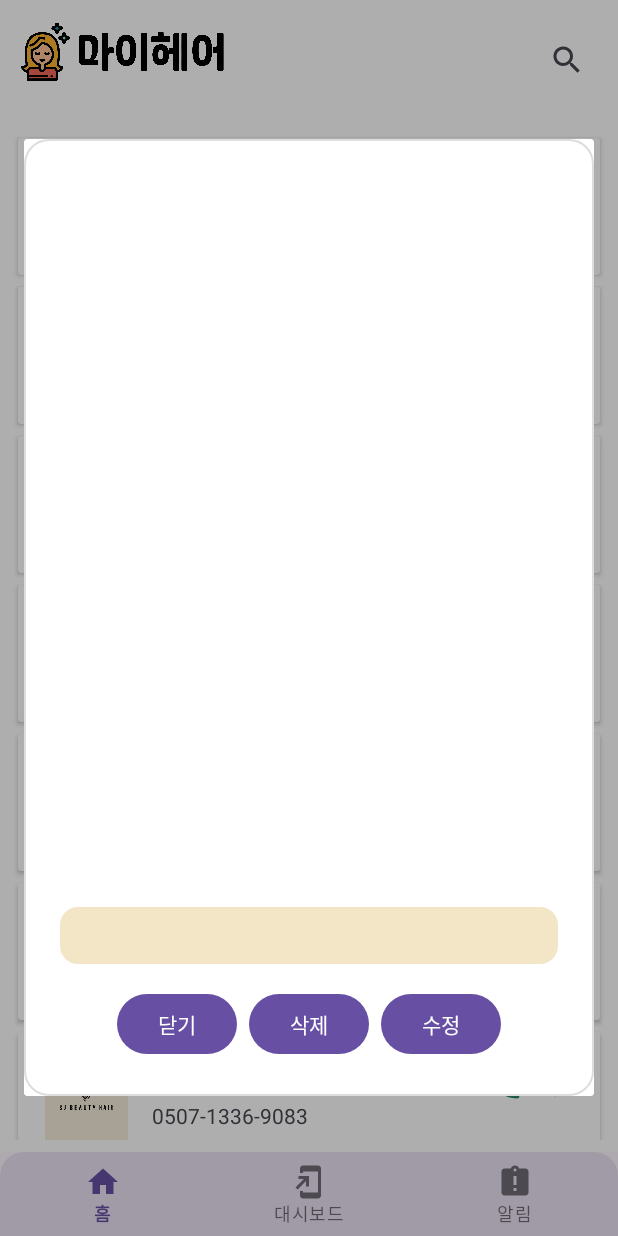
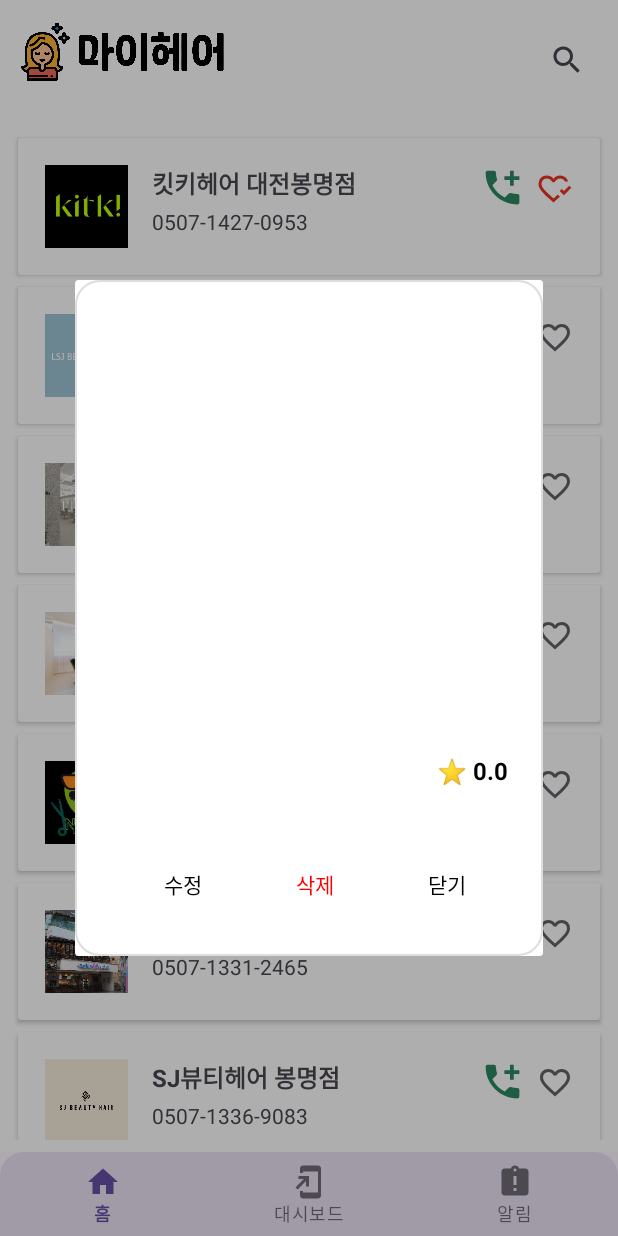
Before and after one commit to Ea3124/MadCamp1stWeek, an Android app: the fragment PhotoDialogFragment placed in its activity, on a phone screen of 412 x 824 dp. Run offline under Robolectric (Android 15) with nearby library versions, the phone set to English and light mode, and no system bars; our stand-ins replace data binding.

Commit message:
모달창 좀 수정

```diff
--- a/app/src/main/java/com/example/madcamp1stweek/DashboardFragment.kt
+++ b/app/src/main/java/com/example/madcamp1stweek/DashboardFragment.kt
@@ -39,10 +39,13 @@ class DashboardFragment : Fragment() {
         }
 
         adapter = GalleryAdapter(galleryItems) { photoUrl, description, rating, hairshopName, index ->
-            PhotoDialogFragment.newInstance(photoUrl, description, hairshopName, index).apply {
+            // rating을 포함한 인자 전달
+            PhotoDialogFragment.newInstance(photoUrl, description, hairshopName, rating, index).apply {
                 setTargetFragment(this@DashboardFragment, 0)
             }.show(parentFragmentManager, "PhotoDialog")
         }
+
+
 
 
         recyclerView.adapter = adapter
--- a/app/src/main/java/com/example/madcamp1stweek/PhotoDialogFragment.kt
+++ b/app/src/main/java/com/example/madcamp1stweek/PhotoDialogFragment.kt
@@ -24,6 +24,7 @@ class PhotoDialogFragment : DialogFragment() {
         val photoUrl = arguments?.getString(ARG_PHOTO_URL)
         val description = arguments?.getString(ARG_DESCRIPTION)
         val hairshopName = arguments?.getString(ARG_HAIRSHOP_NAME)
+        val rating = arguments?.getFloat(ARG_RATING) ?: 0f
 
         photoUrl?.let {
             Glide.with(this)
@@ -32,6 +33,8 @@ class PhotoDialogFragment : DialogFragment() {
         }
         binding.photoDescription.text = description
         binding.hairshopName.text = hairshopName
+        binding.photoRating.text = "⭐ ${rating}"
+
 
         // 닫기 버튼
         binding.closeButton.setOnClickListener {
@@ -81,19 +84,21 @@ class PhotoDialogFragment : DialogFragment() {
         private const val ARG_PHOTO_URL = "photoUrl"
         private const val ARG_DESCRIPTION = "description"
         private const val ARG_HAIRSHOP_NAME = "hairshopName"
+        private const val ARG_RATING = "rating" // 별점 추가
         private const val ARG_INDEX = "index"
 
-        fun newInstance(photoUrl: String, description: String, hairshopName: String, index: Int): PhotoDialogFragment {
-            Log.d("PhotoDialogFragment", "newInstance 호출됨. Index: $index")
+        fun newInstance(photoUrl: String, description: String, hairshopName: String, rating: Float, index: Int): PhotoDialogFragment {
             val fragment = PhotoDialogFragment()
             val args = Bundle()
             args.putString(ARG_PHOTO_URL, photoUrl)
             args.putString(ARG_DESCRIPTION, description)
             args.putString(ARG_HAIRSHOP_NAME, hairshopName)
-            args.putInt(ARG_INDEX, index) // 인덱스를 전달
+            args.putFloat(ARG_RATING, rating) // 별점 추가
+            args.putInt(ARG_INDEX, index)
             fragment.arguments = args
             return fragment
         }
     }
 
+
 }
--- a/app/src/main/res/layout/fragment_photo_dialog.xml
+++ b/app/src/main/res/layout/fragment_photo_dialog.xml
@@ -7,35 +7,53 @@
         android:padding="24dp"
         android:background="@drawable/rounded_dialog_background">
 
-
         <!-- 사진 이미지 -->
         <ImageView
             android:id="@+id/photoImageView"
-            android:layout_width="400dp"
-            android:layout_height="450dp"
+            android:layout_width="264dp"
+            android:layout_height="284dp"
             android:layout_weight="2"
             android:scaleType="centerCrop"
             android:contentDescription="사진 이미지" />
 
-        <!-- 미용실 이름 -->
-        <TextView
-            android:id="@+id/hairshopName"
+        <!-- 제목과 별점 영역 -->
+        <LinearLayout
             android:layout_width="match_parent"
             android:layout_height="wrap_content"
+            android:orientation="horizontal"
             android:layout_marginTop="8dp"
-            android:text="미용실 이름"
-            android:textSize="16sp"
-            android:textStyle="bold"
-            android:gravity="center" />
+            android:paddingHorizontal="0dp">
 
+            <!-- 미용실 이름 -->
+            <TextView
+                android:id="@+id/hairshopName"
+                android:layout_width="0dp"
+                android:layout_height="wrap_content"
+                android:layout_weight="1"
+                android:text="미용실 이름"
+                android:textSize="16sp"
+                android:textStyle="bold"
+                android:gravity="start" />
+
+            <!-- 별점 -->
+            <TextView
+                android:id="@+id/photoRating"
+                android:layout_width="wrap_content"
+                android:layout_height="wrap_content"
+                android:text="⭐ 0.0"
+                android:textSize="16sp"
+                android:textStyle="bold"
+                android:gravity="end"
+                android:textColor="@android:color/black" />
+        </LinearLayout>
 
         <!-- 사진 설명 -->
         <FrameLayout
             android:layout_width="match_parent"
             android:layout_height="wrap_content"
             android:layout_marginTop="8dp"
-            android:padding="8dp"
-            android:backgroundTint="#F3E6C7"
+            android:padding="0dp"
+            android:backgroundTint="@color/white"
             android:background="@drawable/rounded_background">
 
             <TextView
@@ -43,12 +61,13 @@
                 android:layout_width="match_parent"
                 android:layout_height="wrap_content"
                 android:text="사진 설명"
-                android:textSize="16sp"
-                android:textStyle="bold"
+                android:textSize="12sp"
+                android:textColor="#62626C"
                 android:gravity="start"/> <!-- 왼쪽 정렬 -->
 
         </FrameLayout>
 
+        <!-- 버튼 영역 -->
         <LinearLayout
             android:layout_width="wrap_content"
             android:layout_height="wrap_content"
@@ -58,23 +77,32 @@
             android:gravity="center">
 
             <Button
-                android:id="@+id/closeButton"
+                android:id="@+id/editButton"
                 android:layout_width="80dp"
                 android:layout_height="wrap_content"
-                android:text="닫기" />
+                android:layout_marginStart="8dp"
+                android:text="수정"
+                android:background="@drawable/review_button_background"
+                android:textColor="#000000" />
 
             <Button
                 android:id="@+id/deleteButton"
                 android:layout_width="80dp"
                 android:layout_height="wrap_content"
                 android:layout_marginStart="8dp"
-                android:text="삭제" />
+                android:text="삭제"
+                android:background="@drawable/review_button_background"
+                android:textColor="#FF0000" />
+
             <Button
-                android:id="@+id/editButton"
+                android:id="@+id/closeButton"
                 android:layout_width="80dp"
                 android:layout_height="wrap_content"
                 android:layout_marginStart="8dp"
-                android:text="수정" />
+                android:text="닫기"
+                android:background="@drawable/review_button_background"
+                android:textColor="#000000" />
+
         </LinearLayout>
     </LinearLayout>
 </layout>
```
